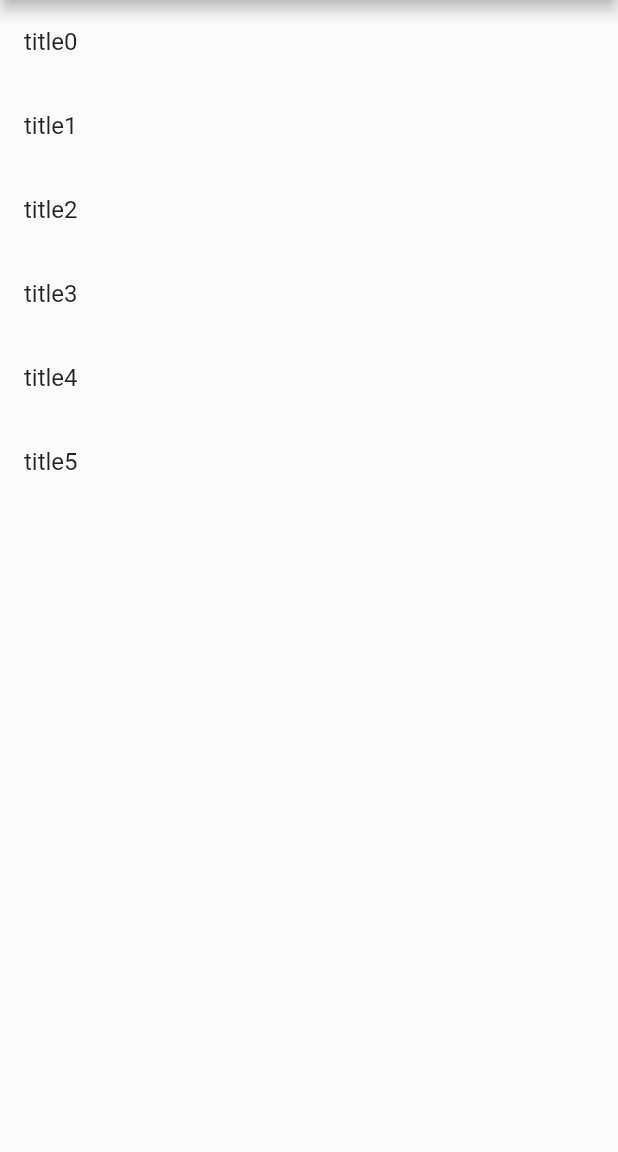
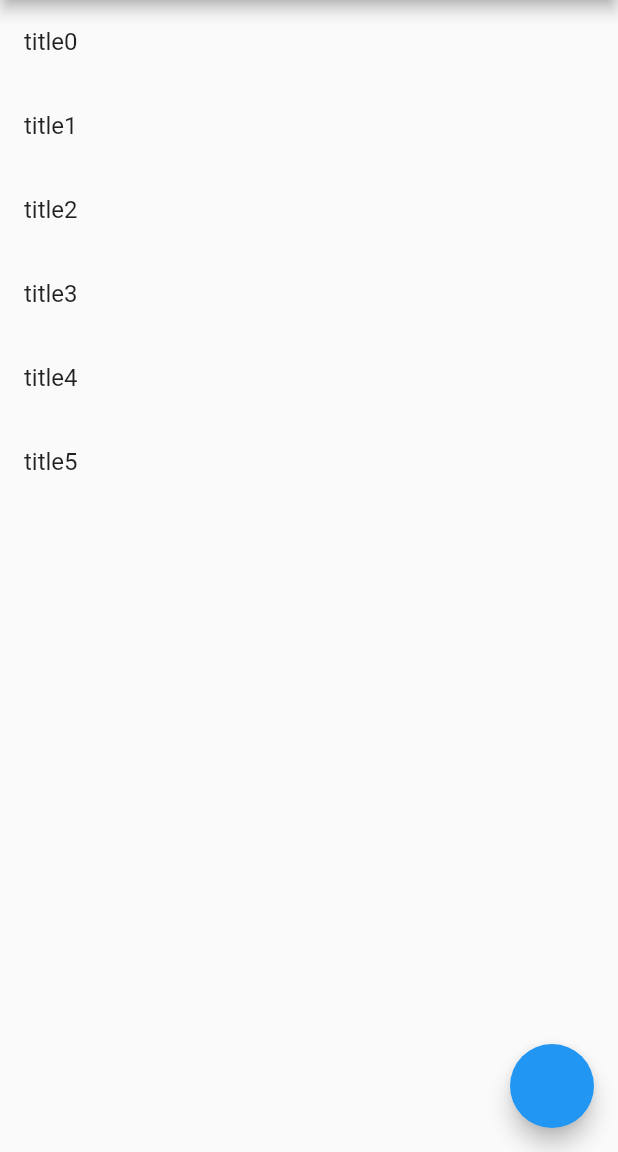
Before and after one commit to moesmoesie/marnie, a Flutter app: the screen it shows after launch, on a phone screen of 412 x 824 dp, the part 84-1236 px from its top. Run offline on Flutter 3.47's test engine with Material 2 defaults, Android fonts, the phone set to English and light mode, and no system bars.

Commit message:
Add ability to add new dream

```diff
--- a/lib/models/dream_model.dart
+++ b/lib/models/dream_model.dart
@@ -4,12 +4,12 @@ import 'package:uuid/uuid.dart';
 
 class DreamModel extends ChangeNotifier {
   List<Dream> _dreams = [
-    Dream(Uuid(), "title0"),
-    Dream(Uuid(), "title1"),
-    Dream(Uuid(), "title2"),
-    Dream(Uuid(), "title3"),
-    Dream(Uuid(), "title4"),
-    Dream(Uuid(), "title5"),
+    Dream(Uuid(), title: "title0"),
+    Dream(Uuid(), title: "title1"),
+    Dream(Uuid(), title: "title2"),
+    Dream(Uuid(), title: "title3"),
+    Dream(Uuid(), title: "title4"),
+    Dream(Uuid(), title: "title5"),
   ];
 
   UnmodifiableListView<Dream> get dreams => UnmodifiableListView(_dreams);
@@ -34,31 +34,31 @@ class DreamModel extends ChangeNotifier {
 
 @immutable
 class Dream {
-  final Uuid id;
+  final Uuid? _id;
   final String title;
   final String text;
 
-  Dream(this.id, this.title, {this.text = "text"});
+  Dream(this._id, {this.title = "", this.text = "text"});
+  Uuid? get id => _id;
 
   @override
-  int get hashCode => id.hashCode;
+  int get hashCode => _id.hashCode;
 
   @override
-  bool operator ==(Object other) => other is Dream && other.id == id;
+  bool operator ==(Object other) => other is Dream && other._id == _id;
 }
 
 class EditableDream with ChangeNotifier {
-  Uuid? id;
   Dream? originialDream;
   String title = "";
   String text = "";
 
-  EditableDream({this.id, this.title = "", this.text = ""});
+  EditableDream({this.title = "", this.text = ""});
+  bool get isNewDream => originialDream == null;
 
   EditableDream.fromDream(Dream dream) {
     this.title = dream.title;
     this.text = dream.text;
-    this.id = dream.id;
     this.originialDream = dream;
   }
 
@@ -71,4 +71,9 @@ class EditableDream with ChangeNotifier {
     this.title = title;
     notifyListeners();
   }
+
+  Dream generateDream() {
+    Uuid id = this.isNewDream ? Uuid() : this.originialDream!._id!;
+    return Dream(id, title: this.title, text: this.text);
+  }
 }
--- /dev/null
+++ b/lib/pages/home/home_app_bar.dart
@@ -0,0 +1,22 @@
+import 'package:flutter/material.dart';
+
+class HomeAppBar extends StatefulWidget implements PreferredSizeWidget {
+  HomeAppBar({Key? key})
+      : preferredSize = Size.fromHeight(kToolbarHeight),
+        super(key: key);
+
+  @override
+  final Size preferredSize;
+
+  @override
+  _HomeAppBarState createState() => _HomeAppBarState();
+}
+
+class _HomeAppBarState extends State<HomeAppBar> {
+  @override
+  Widget build(BuildContext context) {
+    return AppBar(
+      title: Text("Marnie"),
+    );
+  }
+}
--- /dev/null
+++ b/lib/pages/home/home_fab.dart
@@ -0,0 +1,25 @@
+import 'package:flutter/material.dart';
+import 'package:marnie/models/dream_model.dart';
+import 'package:marnie/pages/dream/dream_page.dart';
+import 'package:provider/provider.dart';
+
+class HomeFloatingActionButton extends StatelessWidget {
+  const HomeFloatingActionButton({Key? key}) : super(key: key);
+
+  void navigateToDreamPage(BuildContext context) {
+    Navigator.push(
+      context,
+      MaterialPageRoute(
+        builder: (oldContext) => ChangeNotifierProvider.value(
+          value: Provider.of<DreamModel>(context),
+          child: DreamPage(),
+        ),
+      ),
+    );
+  }
+
+  @override
+  Widget build(BuildContext context) {
+    return FloatingActionButton(onPressed: () => navigateToDreamPage(context));
+  }
+}
--- a/lib/pages/home/home_list_view.dart
+++ b/lib/pages/home/home_list_view.dart
@@ -12,7 +12,7 @@ class HomeListView extends StatelessWidget {
       MaterialPageRoute(
         builder: (oldContext) => ChangeNotifierProvider.value(
           value: Provider.of<DreamModel>(context),
-          child: DreamPage(dream),
+          child: DreamPage(dream: dream),
         ),
       ),
     );
--- a/lib/pages/home/home_page.dart
+++ b/lib/pages/home/home_page.dart
@@ -1,5 +1,7 @@
 import 'package:flutter/material.dart';
 import 'package:marnie/models/dream_model.dart';
+import 'package:marnie/pages/home/home_app_bar.dart';
+import 'package:marnie/pages/home/home_fab.dart';
 import 'package:provider/provider.dart';
 
 import 'home_list_view.dart';
@@ -14,13 +16,12 @@ class HomePage extends StatefulWidget {
 class _HomePageState extends State<HomePage> {
   @override
   Widget build(BuildContext context) {
-    return Scaffold(
-      appBar: AppBar(
-        title: Text("Marnie"),
-      ),
-      body: ChangeNotifierProvider(
-        create: (_) => DreamModel(),
-        child: HomeListView(),
+    return ChangeNotifierProvider(
+      create: (_) => DreamModel(),
+      child: Scaffold(
+        appBar: HomeAppBar(),
+        body: HomeListView(),
+        floatingActionButton: HomeFloatingActionButton(),
       ),
     );
   }
```
Also changed, not shown: lib/pages/dream/dream_app_bar.dart (+62 -21 lines), lib/pages/dream/dream_page.dart (+4 -3 lines).
